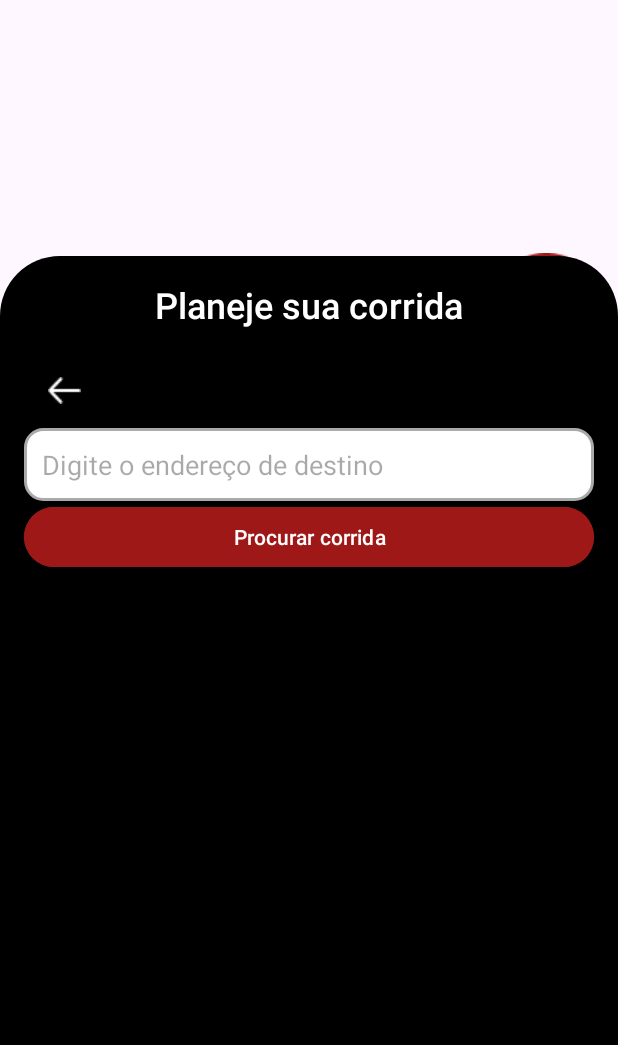
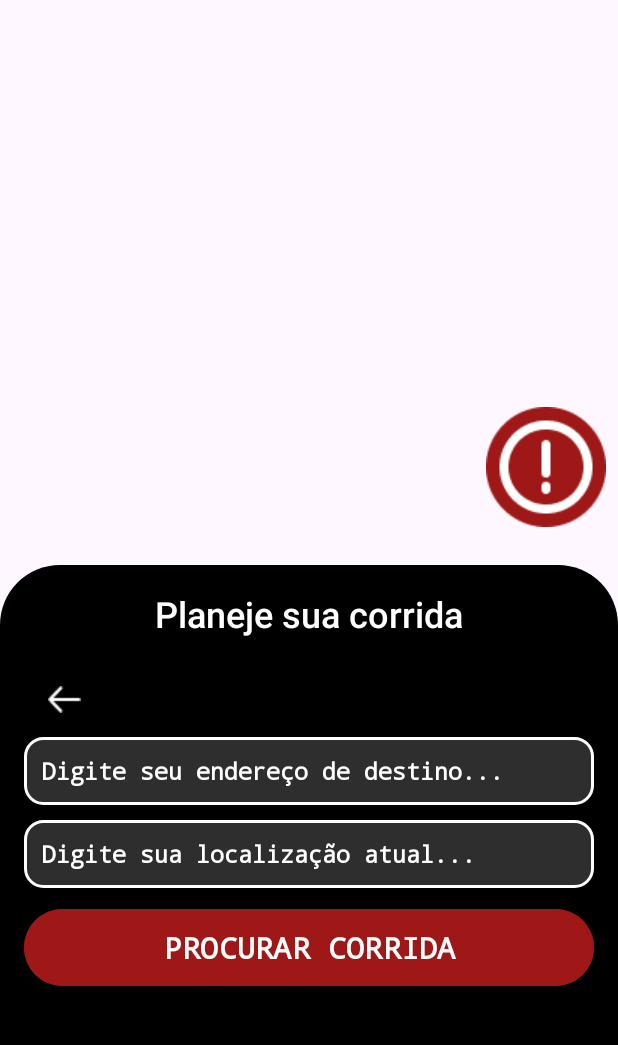
Before and after one commit to 2025-1-NCC3/Projeto12, an Android app: the ProcurarCorridaPassageiroActivity screen opened directly, with no data from a screen before it, after a tap on "Digite o endereço de destino...", on a phone screen of 412 x 824 dp, the part 53-1098 px from its top. Run offline under Robolectric (Android 15) with nearby library versions, the light colour scheme and no system bars; Roboto replaces fonts that are not available here; 2 statements that could not run were skipped.

Commit message:
Atualizando pesquisa de destino e layout

```diff
--- a/src/Entrega01/frontend/app/src/main/java/br/com/fecapccp/uberreport/ProcurarCorridaPassageiroActivity.java
+++ b/src/Entrega01/frontend/app/src/main/java/br/com/fecapccp/uberreport/ProcurarCorridaPassageiroActivity.java
@@ -61,6 +61,7 @@ public class ProcurarCorridaPassageiroActivity extends AppCompatActivity impleme
     private ImageButton botaoCrimeAlerta;
     private ImageButton backButton;
     private View inputDestino;
+    private View inputLocalAtual;
     private View botaoConfirmar;
     private View handleBotao;
     private TextView reportTexto;
@@ -104,6 +105,7 @@ public class ProcurarCorridaPassageiroActivity extends AppCompatActivity impleme
         alertButton = findViewById(R.id.alert_button);
         backButton = findViewById(R.id.back_button);
         inputDestino = findViewById(R.id.input_destino);
+        inputLocalAtual = findViewById(R.id.input_local_atual);
         botaoConfirmar = findViewById(R.id.botao_confirmar);
         handleBotao = findViewById(R.id.imageView2);
         containerAlertas = findViewById(R.id.container_alertas);
@@ -300,6 +302,7 @@ public class ProcurarCorridaPassageiroActivity extends AppCompatActivity impleme
 
         corridaText.setVisibility(View.GONE);
         inputDestino.setVisibility(View.GONE);
+        inputLocalAtual.setVisibility(View.GONE);
         botaoConfirmar.setVisibility(View.GONE);
         handleBotao.setVisibility(View.GONE);
         alertButton.setVisibility(View.GONE);
@@ -307,7 +310,7 @@ public class ProcurarCorridaPassageiroActivity extends AppCompatActivity impleme
 
     private void expandirPesquisaContainer() {
         int startHeight = pesquisaCorridaContainer.getHeight();
-        int endHeight = getResources().getDisplayMetrics().heightPixels * 3 / 4;
+        int endHeight = getResources().getDisplayMetrics().heightPixels / 2;
 
         ValueAnimator animator = ValueAnimator.ofInt(startHeight, endHeight);
         animator.addUpdateListener(animation -> {
@@ -327,6 +330,8 @@ public class ProcurarCorridaPassageiroActivity extends AppCompatActivity impleme
 
         pesquisaCorridaContainer.postDelayed(() -> {
             inputDestino.setVisibility(View.VISIBLE);
+            inputLocalAtual.setVisibility(View.VISIBLE);
+            // handleBotao.setVisibility(View.VISIBLE);
             botaoConfirmar.setVisibility(View.VISIBLE);
         }, 300);
     }
@@ -362,6 +367,7 @@ public class ProcurarCorridaPassageiroActivity extends AppCompatActivity impleme
         alertButton.setVisibility(View.VISIBLE);
 
         inputDestino.setVisibility(View.GONE);
+        inputLocalAtual.setVisibility(View.GONE);
         botaoConfirmar.setVisibility(View.GONE);
         handleBotao.setVisibility(View.GONE);
         containerAlertas.setVisibility(View.GONE);
--- a/src/Entrega01/frontend/app/src/main/java/br/com/fecapccp/uberreport/logicas/requisicoes/ServidorApi.java
+++ b/src/Entrega01/frontend/app/src/main/java/br/com/fecapccp/uberreport/logicas/requisicoes/ServidorApi.java
@@ -5,7 +5,7 @@ import retrofit2.converter.gson.GsonConverterFactory;
 
 public class ServidorApi {
     private static final Retrofit retrofit = new Retrofit.Builder()
-            .baseUrl("-")
+            .baseUrl("https://xmzvrk-3000.csb.app/")
             .addConverterFactory(GsonConverterFactory.create())
             .build();
 
--- a/src/Entrega01/frontend/app/src/main/res/drawable/borda_edittext.xml
+++ b/src/Entrega01/frontend/app/src/main/res/drawable/borda_edittext.xml
@@ -2,13 +2,13 @@
 <shape xmlns:android="http://schemas.android.com/apk/res/android"
     android:shape="rectangle">
 
-    <solid android:color="@android:color/white" />
+    <solid android:color="@color/gray" />
 
     <corners android:radius="12dp" />
 
     <stroke
         android:width="2dp"
-        android:color="@android:color/darker_gray" />
+        android:color="@color/white" />
 
     <padding
         android:left="8dp"
--- a/src/Entrega01/frontend/app/src/main/res/layout/activity_procurar_corrida_passageiro.xml
+++ b/src/Entrega01/frontend/app/src/main/res/layout/activity_procurar_corrida_passageiro.xml
@@ -116,25 +116,25 @@
                 android:id="@+id/container_alertas"
                 android:layout_width="match_parent"
                 android:layout_height="wrap_content"
+                android:layout_marginTop="16dp"
+                android:gravity="center"
                 android:orientation="horizontal"
-                android:gravity="center"
-                android:visibility="gone"
-                android:layout_marginTop="16dp">
+                android:visibility="gone">
 
                 <LinearLayout
                     android:layout_width="0dp"
                     android:layout_height="wrap_content"
-                    android:orientation="vertical"
                     android:layout_weight="1"
-                    android:gravity="center">
+                    android:gravity="center"
+                    android:orientation="vertical">
 
                     <ImageButton
                         android:id="@+id/botao_clima"
                         android:layout_width="64dp"
                         android:layout_height="64dp"
-                        android:padding="16dp"
                         android:background="@drawable/circular_button"
                         android:contentDescription="Botão Clima"
+                        android:padding="16dp"
                         android:src="@drawable/weather" />
 
                     <TextView
@@ -149,17 +149,17 @@
                 <LinearLayout
                     android:layout_width="0dp"
                     android:layout_height="wrap_content"
-                    android:orientation="vertical"
                     android:layout_weight="1"
-                    android:gravity="center">
+                    android:gravity="center"
+                    android:orientation="vertical">
 
                     <ImageButton
                         android:id="@+id/botao_acidentes"
                         android:layout_width="64dp"
                         android:layout_height="64dp"
-                        android:padding="16dp"
                         android:background="@drawable/circular_button"
                         android:contentDescription="Botão Acidentes"
+                        android:padding="16dp"
                         android:src="@drawable/acidente" />
 
                     <TextView
@@ -174,17 +174,17 @@
                 <LinearLayout
                     android:layout_width="0dp"
                     android:layout_height="wrap_content"
-                    android:orientation="vertical"
                     android:layout_weight="1"
-                    android:gravity="center">
+                    android:gravity="center"
+                    android:orientation="vertical">
 
                     <ImageButton
                         android:id="@+id/botao_crimes"
                         android:layout_width="64dp"
                         android:layout_height="64dp"
-                        android:padding="16dp"
                         android:background="@drawable/circular_button"
                         android:contentDescription="Botão Crimes"
+                        android:padding="16dp"
                         android:src="@drawable/crimes" />
 
                     <TextView
@@ -202,34 +202,34 @@
                 android:id="@+id/container_alertas_botoes"
                 android:layout_width="match_parent"
                 android:layout_height="wrap_content"
+                android:layout_marginTop="16dp"
+                android:gravity="center"
                 android:orientation="vertical"
-                android:gravity="center"
-                android:visibility="gone"
-                android:layout_marginTop="16dp">
+                android:visibility="gone">
 
                 <!-- LinearLayout para os botões de alerta CLIMA ADVERSO -->
                 <LinearLayout
                     android:id="@+id/layout_alertas_clima"
                     android:layout_width="match_parent"
                     android:layout_height="wrap_content"
-                    android:orientation="horizontal"
-                    android:gravity="center">
+                    android:gravity="center"
+                    android:orientation="horizontal">
 
                     <!-- INICIO Botões de alerta de clima adverso -->
                     <LinearLayout
                         android:layout_width="0dp"
                         android:layout_height="wrap_content"
-                        android:orientation="vertical"
                         android:layout_weight="1"
-                        android:gravity="center">
+                        android:gravity="center"
+                        android:orientation="vertical">
 
                         <ImageButton
                             android:id="@+id/botao_alagamento"
                             android:layout_width="64dp"
                             android:layout_height="64dp"
-                            android:padding="16dp"
                             android:background="@drawable/circular_button"
                             android:contentDescription="ClimaAdverso"
+                            android:padding="16dp"
                             android:src="@drawable/alagamento" />
 
                         <TextView
@@ -244,17 +244,17 @@
                     <LinearLayout
                         android:layout_width="0dp"
                         android:layout_height="wrap_content"
-                        android:orientation="vertical"
                         android:layout_weight="1"
-                        android:gravity="center">
+                        android:gravity="center"
+                        android:orientation="vertical">
 
                         <ImageButton
                             android:id="@+id/botao_deslizamento"
                             android:layout_width="64dp"
                             android:layout_height="64dp"
-                            android:padding="16dp"
                             android:background="@drawable/circular_button"
                             android:contentDescription="ClimaAdverso"
+                            android:padding="16dp"
                             android:src="@drawable/deslizamento" />
 
                         <TextView
@@ -269,17 +269,17 @@
                     <LinearLayout
                         android:layout_width="0dp"
                         android:layout_height="wrap_content"
-                        android:orientation="vertical"
                         android:layout_weight="1"
-                        android:gravity="center">
+                        android:gravity="center"
+                        android:orientation="vertical">
 
                         <ImageButton
                             android:id="@+id/botao_temporal"
                             android:layout_width="64dp"
                             android:layout_height="64dp"
-                            android:padding="16dp"
                             android:background="@drawable/circular_button"
                             android:contentDescription="ClimaAdverso"
+                            android:padding="16dp"
                             android:src="@drawable/temporal" />
 
                         <TextView
@@ -299,24 +299,24 @@
                     android:id="@+id/layout_alertas_acidentes"
                     android:layout_width="match_parent"
                     android:layout_height="wrap_content"
-                    android:orientation="horizontal"
-                    android:gravity="center">
+                    android:gravity="center"
+                    android:orientation="horizontal">
 
                     <!-- INICIO Botões de alerta de acidentes -->
                     <LinearLayout
                         android:layout_width="0dp"
                         android:layout_height="wrap_content"
-                        android:orientation="vertical"
                         android:layout_weight="1"
-                        android:gravity="center">
+                        android:gravity="center"
+                        android:orientation="vertical">
 
                         <ImageButton
                             android:id="@+id/botao_acidente_carro"
                             android:layout_width="64dp"
                             android:layout_height="64dp"
-                            android:padding="16dp"
                             android:background="@drawable/circular_button"
                             android:contentDescription="Acidentes"
+                            android:padding="16dp"
                             android:src="@drawable/acidente" />
 
                         <TextView
@@ -331,17 +331,17 @@
                     <LinearLayout
                         android:layout_width="0dp"
                         android:layout_height="wrap_content"
-                        android:orientation="vertical"
                         android:layout_weight="1"
-                        android:gravity="center">
+                        android:gravity="center"
+                        android:orientation="vertical">
 
                         <ImageButton
                             android:id="@+id/botao_acidente_pedestre"
                             android:layout_width="64dp"
                             android:layout_height="64dp"
-                            android:padding="16dp"
                             android:background="@drawable/circular_button"
                             android:contentDescription="Acidentes"
+                            android:padding="16dp"
                             android:src="@drawable/acidentepedestre" />
 
                         <TextView
@@ -361,24 +361,24 @@
                     android:id="@+id/layout_alertas_crimes"
                     android:layout_width="match_parent"
                     android:layout_height="wrap_content"
-                    android:orientation="horizontal"
-                    android:gravity="center">
+                    android:gravity="center"
+                    android:orientation="horizontal">
 
                     <!-- INICIO Botões de alerta de crimes -->
                     <LinearLayout
                         android:layout_width="0dp"
                         android:layout_height="wrap_content"
-                        android:orientation="vertical"
                         android:layout_weight="1"
-                        android:gravity="center">
+                        android:gravity="center"
+                        android:orientation="vertical">
 
                         <ImageButton
                             android:id="@+id/botao_assaltos"
                             android:layout_width="64dp"
                             android:layout_height="64dp"
-                            android:padding="16dp"
                             android:background="@drawable/circular_button"
                             android:contentDescription="Crime"
+                            android:padding="16dp"
                             android:src="@drawable/assaltos" />
 
                         <TextView
@@ -393,18 +393,18 @@
                     <LinearLayout
                         android:layout_width="0dp"
                         android:layout_height="wrap_content"
-                        android:orientation="vertical"
                         android:layout_weight="1"
-                        android:gravity="center">
+                        android:gravity="center"
+                        android:orientation="vertical">
 
                         <ImageButton
                             android:id="@+id/botao_tiroteio"
                             android:layout_width="64dp"
                             android:layout_height="64dp"
-                            android:padding="16dp"
                             android:background="@drawable/circular_button"
                             android:contentDescription="Crime"
-                            android:src="@drawable/tirotei"/>
+                            android:padding="16dp"
+                            android:src="@drawable/tirotei" />
 
                         <TextView
                             android:layout_width="wrap_content"
@@ -418,18 +418,18 @@
                     <LinearLayout
                         android:layout_width="0dp"
                         android:layout_height="wrap_content"
-                        android:orientation="vertical"
                         android:layout_weight="1"
-                        android:gravity="center">
+                        android:gravity="center"
+                        android:orientation="vertical">
 
                         <ImageButton
                             android:id="@+id/botao_arrastao"
                             android:layout_width="64dp"
                             android:layout_height="64dp"
-                            android:padding="16dp"
                             android:background="@drawable/circular_button"
                             android:contentDescription="Crime"
-                            android:src="@drawable/arrastao"/>
+                            android:padding="16dp"
+                            android:src="@drawable/arrastao" />
 
                         <TextView
                             android:layout_width="wrap_content"
@@ -448,18 +448,18 @@
                 <LinearLayout
                     android:layout_width="match_parent"
                     android:layout_height="wrap_content"
-                    android:orientation="horizontal"
+                    android:layout_marginTop="32dp"
                     android:gravity="center"
-                    android:layout_marginTop="32dp"> <!-- Ajusta o valor para posicionar mais abaixo -->
+                    android:orientation="horizontal"> <!-- Ajusta o valor para posicionar mais abaixo -->
 
                     <Button
                         android:id="@+id/botao_cancelar"
                         android:layout_width="0dp"
                         android:layout_height="wrap_content"
+                        android:layout_margin="6dp"
                         android:layout_weight="1"
-                        android:layout_margin="6dp"
+                        android:backgroundTint="@color/gray"
                         android:text="Cancelar"
-                        android:backgroundTint="@color/gray"
                         android:textColor="@color/vermelho_fraco"
                         android:textSize="16sp" /> <!-- Ajusta o tamanho do texto para tornar o botão maior -->
 
@@ -467,12 +467,12 @@
                         android:id="@+id/botao_continuar"
                         android:layout_width="0dp"
                         android:layout_height="wrap_content"
+                        android:layout_margin="6dp"
+                        android:layout_marginEnd="16dp"
                         android:layout_weight="1"
-                        android:layout_marginEnd="16dp"
-                        android:layout_margin="6dp"
+                        android:backgroundTint="@color/vermelho_fraco"
+                        android:enabled="false"
                         android:text="Continuar"
-                        android:enabled="false"
-                        android:backgroundTint="@color/vermelho_fraco"
                         android:textColor="@color/black"
                         android:textSize="16sp" /> <!-- Ajusta o tamanho do texto para tornar o botão maior -->
                 </LinearLayout>
@@ -483,20 +483,44 @@
                 android:id="@+id/input_destino"
                 android:layout_width="match_parent"
                 android:layout_height="wrap_content"
+                android:hint="@string/et_destino"
                 android:background="@drawable/borda_edittext"
-                android:hint="Digite o endereço de destino"
+                android:fontFamily="monospace"
                 android:padding="12dp"
-                android:textColor="@color/black"
-                android:visibility="gone" />
+                android:textColor="@color/white"
+                android:textColorHint="@color/white"
+                android:textSize="15sp"
+                android:textStyle="bold"
+                android:layout_marginBottom="10dp"
+                android:visibility="invisible" />
+
+            <EditText
+                android:id="@+id/input_local_atual"
+                android:layout_width="match_parent"
+                android:layout_height="wrap_content"
+                android:hint="@string/et_atual"
+                android:background="@drawable/borda_edittext"
+                android:fontFamily="monospace"
+                android:padding="12dp"
+                android:textColor="@color/white"
+                android:textColorHint="@color/white"
+                android:textSize="15sp"
+                android:textStyle="bold"
+                android:layout_marginBottom="10dp"
+                android:visibility="invisible" />
 
             <Button
                 android:id="@+id/botao_confirmar"
                 android:layout_width="match_parent"
                 android:layout_height="wrap_content"
                 android:backgroundTint="@color/red"
-                android:text="Procurar corrida"
+                android:text="PROCURAR CORRIDA"
                 android:textColor="@color/white"
-                android:visibility="gone" />
+                android:textSize="20sp"
+                android:textStyle="bold"
+                android:fontFamily="monospace"
+                android:padding="12dp"
+                android:visibility="invisible" />
 
         </LinearLayout>
 
--- a/src/Entrega01/frontend/app/src/main/res/values/strings.xml
+++ b/src/Entrega01/frontend/app/src/main/res/values/strings.xml
@@ -4,4 +4,8 @@
     <string name="title_activity_maps">MapsActivity</string>
     <string name="textoEnderecoDestino">Digite o endereço de destino...</string>
     <string name="campo_nome">Digite seu nome</string>
+
+    <!-- Procurar destino -->
+    <string name="et_atual"> Digite sua localização atual... </string>
+    <string name="et_destino"> Digite seu endereço de destino... </string>
 </resources>
```
Also changed, not shown: src/Entrega01/frontend/app/src/main/AndroidManifest.xml (+3 -10 lines).
